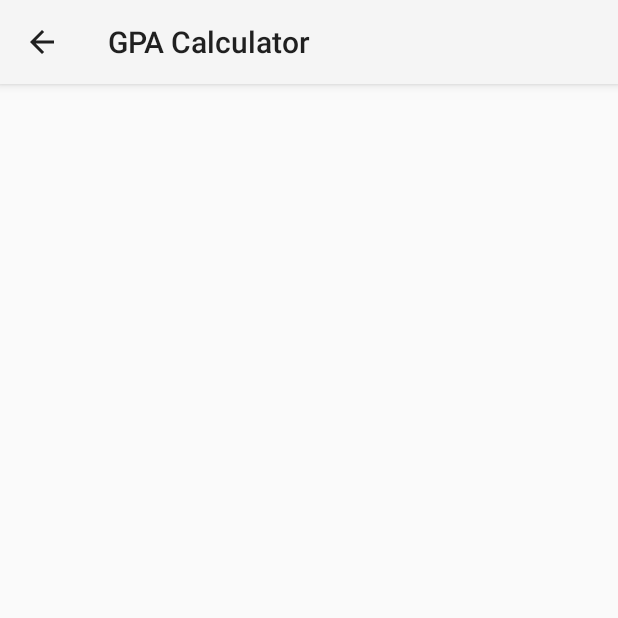
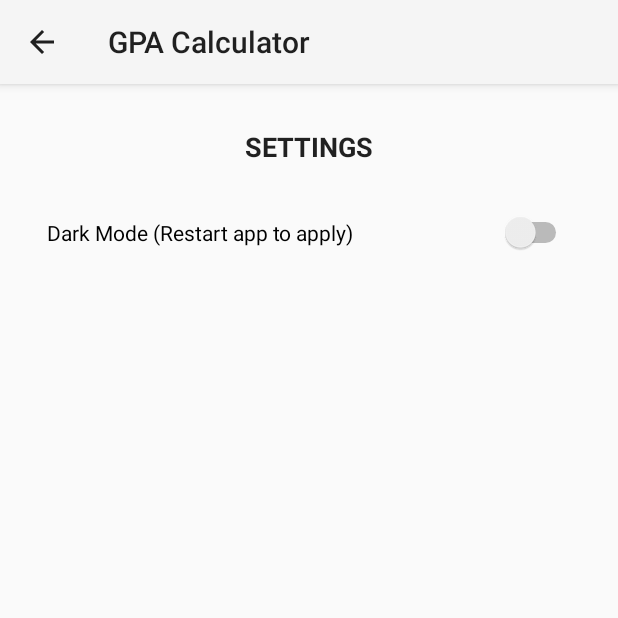
Before and after one commit to AndroidNoob69/GPACalculator, an Android app: the screen it shows after launch (Settings), in the options menu, after a tap on "Settings", on a phone screen of 412 x 824 dp, the top half of it. Run offline under Robolectric (Android 15) with nearby library versions, the phone set to English and light mode, and no system bars.

Commit message:
Add manually setting of Dark Mode in Settings
Implementaion is a dumpster fire

Signed-off-by: Carlsen Teo <carlsen@inspirous.us>

```diff
--- a/app/src/main/java/wind07/gpacalculator/MainActivity.java
+++ b/app/src/main/java/wind07/gpacalculator/MainActivity.java
@@ -4,10 +4,14 @@ import android.app.AlertDialog;
 import android.content.Context;
 import android.content.DialogInterface;
 import android.content.Intent;
+import android.content.SharedPreferences;
 import android.content.pm.ActivityInfo;
 import android.graphics.Color;
 import androidx.appcompat.app.AppCompatActivity;
+import androidx.appcompat.app.AppCompatDelegate;
+
 import android.os.Bundle;
+import android.preference.PreferenceManager;
 import android.view.Menu;
 import android.view.MenuItem;
 import android.view.View;
@@ -35,6 +39,15 @@ public class MainActivity extends AppCompatActivity {
         super.onCreate(savedInstanceState);
         setContentView(R.layout.activity_main);
         setRequestedOrientation (ActivityInfo.SCREEN_ORIENTATION_PORTRAIT);
+        SharedPreferences settings = PreferenceManager.getDefaultSharedPreferences(this);
+        String darkTheme = settings.getString("dark_theme", "");
+        if (darkTheme.equals("true")){
+            AppCompatDelegate.setDefaultNightMode(AppCompatDelegate.MODE_NIGHT_YES);
+        }
+        else{
+            AppCompatDelegate.setDefaultNightMode(AppCompatDelegate.MODE_NIGHT_NO);
+        }
+
         txtModName = (EditText)findViewById(R.id.txtModName);
         txtCredUnits = (EditText)findViewById(R.id.txtCredUnits);
         lblModCount = (TextView)findViewById(R.id.lblModCount);
--- a/app/src/main/java/wind07/gpacalculator/Settings.java
+++ b/app/src/main/java/wind07/gpacalculator/Settings.java
@@ -1,8 +1,14 @@
 package wind07.gpacalculator;
 
 import androidx.appcompat.app.AppCompatActivity;
+import androidx.appcompat.app.AppCompatDelegate;
 
+import android.content.SharedPreferences;
+import android.content.res.Configuration;
 import android.os.Bundle;
+import android.preference.PreferenceManager;
+import android.widget.CompoundButton;
+import android.widget.Switch;
 
 public class Settings extends AppCompatActivity {
 
@@ -10,5 +16,47 @@ public class Settings extends AppCompatActivity {
     protected void onCreate(Bundle savedInstanceState) {
         super.onCreate(savedInstanceState);
         setContentView(R.layout.activity_settings);
+        final SharedPreferences settings = PreferenceManager.getDefaultSharedPreferences(this);
+
+        Switch swDarkMode = (Switch) findViewById(R.id.switchDarkMode);
+
+        String darkTheme = settings.getString("dark_theme", "");
+
+        if (darkTheme.isEmpty()) {
+            int currentNightMode = getResources().getConfiguration().uiMode
+                    & Configuration.UI_MODE_NIGHT_MASK;
+            switch (currentNightMode) {
+                case Configuration.UI_MODE_NIGHT_NO:
+                    swDarkMode.setChecked(false);
+                case Configuration.UI_MODE_NIGHT_YES:
+                    swDarkMode.setChecked(true);
+                case Configuration.UI_MODE_NIGHT_UNDEFINED:
+                    swDarkMode.setChecked(false);
+            }
+        }
+        else{
+            if (darkTheme.equals("true")){
+                swDarkMode.setChecked(true);
+            }
+            else{
+                swDarkMode.setChecked(false);
+            }
+        }
+
+        swDarkMode.setOnCheckedChangeListener(new CompoundButton.OnCheckedChangeListener() {
+            public void onCheckedChanged(CompoundButton buttonView, boolean isChecked) {
+                if (isChecked) {
+                    String darkTheme = "true";
+                    SharedPreferences.Editor editor = settings.edit();
+                    editor.putString("dark_theme", darkTheme);
+                    editor.apply();
+                } else {
+                    String darkTheme = "false";
+                    SharedPreferences.Editor editor = settings.edit();
+                    editor.putString("dark_theme", darkTheme);
+                    editor.apply();
+                }
+            }
+        });
     }
 }
--- a/app/src/main/res/layout/activity_settings.xml
+++ b/app/src/main/res/layout/activity_settings.xml
@@ -6,4 +6,33 @@
     android:layout_height="match_parent"
     tools:context=".Settings">
 
+    <TextView
+        android:id="@+id/lblSettingsTitle"
+        android:layout_width="wrap_content"
+        android:layout_height="wrap_content"
+        android:layout_marginTop="29dp"
+        android:text="@string/settings_ui"
+        android:textAppearance="@android:style/TextAppearance.Material"
+        android:textAllCaps="true"
+        android:textSize="18sp"
+        android:textStyle="bold"
+        app:layout_constraintLeft_toLeftOf="parent"
+        app:layout_constraintRight_toRightOf="parent"
+        app:layout_constraintTop_toTopOf="parent"
+        tools:layout_editor_absoluteX="16dp" />
+
+    <Switch
+        android:id="@+id/switchDarkMode"
+        android:layout_width="350dp"
+        android:layout_height="50dp"
+        android:layout_marginStart="8dp"
+        android:layout_marginTop="20dp"
+        android:layout_marginEnd="8dp"
+        android:text="@string/settings_dark_mode_ui"
+        app:layout_constraintEnd_toEndOf="parent"
+        app:layout_constraintStart_toStartOf="parent"
+        app:layout_constraintTop_toBottomOf="@+id/lblSettingsTitle">
+
+    </Switch>
+
 </androidx.constraintlayout.widget.ConstraintLayout>
--- a/app/src/main/res/values/strings.xml
+++ b/app/src/main/res/values/strings.xml
@@ -42,6 +42,7 @@
     <string name="about_body_3_ui">This application is now a side hobby of mine when I am bored</string>
 
     <string name="settings_ui">Settings</string>
+    <string name="settings_dark_mode_ui">Dark Mode (Restart app to apply)</string>
 
     <!-- Arrays -->
     <string-array name="grade_array">
--- /dev/null
+++ b/app/src/main/res/xml/preferences.xml
@@ -0,0 +1,4 @@
+<?xml version="1.0" encoding="utf-8"?>
+<PreferenceScreen xmlns:android="http://schemas.android.com/apk/res/android">
+
+</PreferenceScreen>
```
